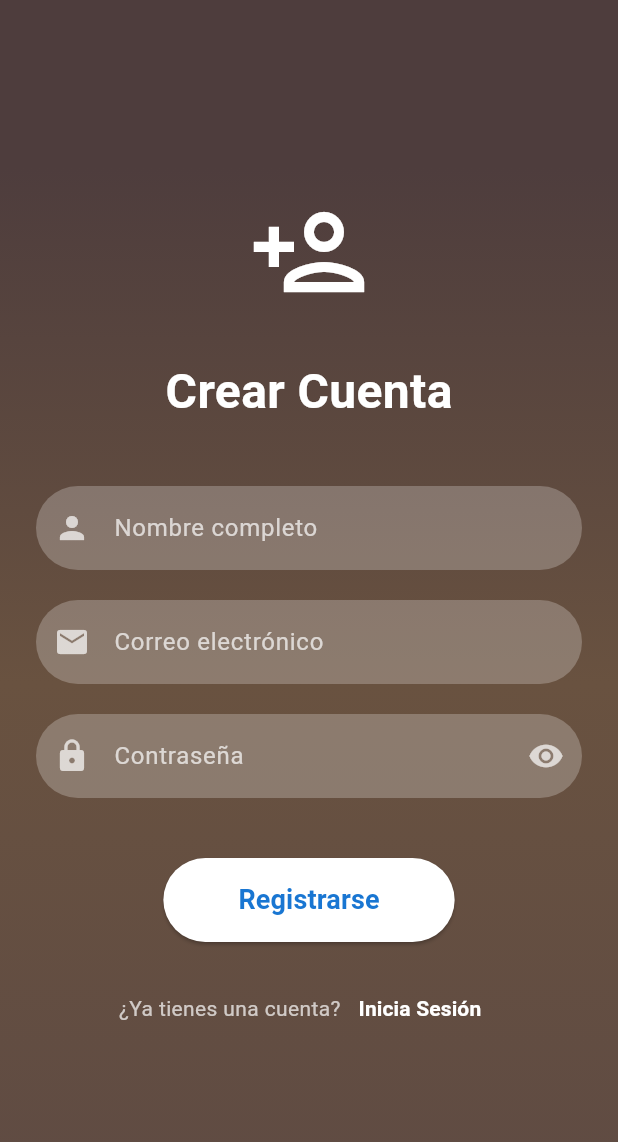
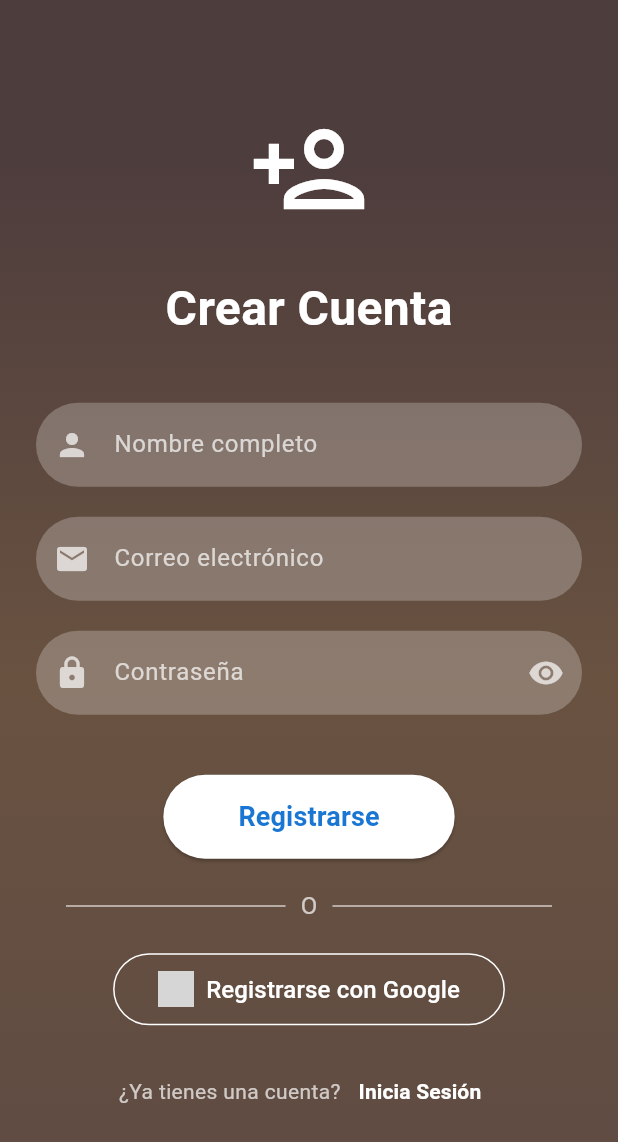
Before and after one commit to Ipeross/Examen_Moviles_Feast_Fit_IPO, a Flutter app: the RegisterScreen screen opened directly, on a phone screen of 412 x 824 dp. Shown: the top 1142 px of the screen. Run offline on Flutter 3.47's test engine with Material 3 defaults, Android fonts, the phone set to English and light mode, and no system bars; grey boxes are pictures that could not be loaded.

Commit message:
Implement google in register

```diff
--- a/lib/screens/register_screen.dart
+++ b/lib/screens/register_screen.dart
@@ -34,6 +34,10 @@ class _RegisterScreenState extends State<RegisterScreen>
         MaterialPageRoute(builder: (context) => const MainScreen()),
       );
     }
+  }
+
+  void _signUpWithGoogle() async {
+    // Aquí irá la integración con Firebase Auth
   }
 
   @override
@@ -172,6 +176,57 @@ class _RegisterScreenState extends State<RegisterScreen>
                                 fontSize: 18, fontWeight: FontWeight.bold)),
                       ),
                       const SizedBox(height: 20),
+                      const Row(
+                        children: [
+                          Expanded(
+                            child: Divider(
+                              color: Colors.white70,
+                              thickness: 1,
+                              indent: 20,
+                              endIndent: 10,
+                            ),
+                          ),
+                          Text(
+                            'O',
+                            style: TextStyle(color: Colors.white70, fontSize: 16),
+                          ),
+                          Expanded(
+                            child: Divider(
+                              color: Colors.white70,
+                              thickness: 1,
+                              indent: 10,
+                              endIndent: 20,
+                            ),
+                          ),
+                        ],
+                      ),
+                      const SizedBox(height: 20),
+                      OutlinedButton.icon(
+                        onPressed: _signUpWithGoogle,
+                        icon: Image.asset(
+                          'assets/google_logo.png',
+                          height: 24,
+                          width: 24,
+                        ),
+                        label: const Text(
+                          'Registrarse con Google',
+                          style: TextStyle(
+                            color: Colors.white,
+                            fontSize: 16,
+                            fontWeight: FontWeight.w500,
+                          ),
+                        ),
+                        style: OutlinedButton.styleFrom(
+                          foregroundColor: Colors.white,
+                          side: const BorderSide(color: Colors.white),
+                          padding: const EdgeInsets.symmetric(
+                              horizontal: 30, vertical: 12),
+                          shape: RoundedRectangleBorder(
+                            borderRadius: BorderRadius.circular(30),
+                          ),
+                        ),
+                      ),
+                      const SizedBox(height: 20),
                       Row(
                         mainAxisAlignment: MainAxisAlignment.center,
                         children: [
```
Also changed, not shown: pubspec.lock, 3 other files.
